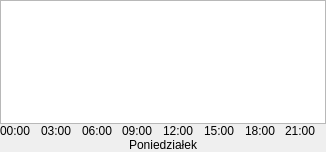
This is ui/pogoda5_1day.ui in wiacekmarcin/js as Qt 5 draws it before an edit. The edited form follows.
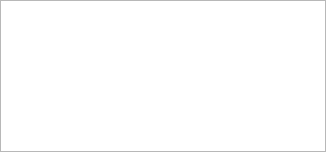
This is the edited form.

Commit message: KOlejne prace nad pogoda widget

Patch:
```diff
--- a/ui/pogoda5_1day.ui
+++ b/ui/pogoda5_1day.ui
@@ -32,117 +32,6 @@
    <item>
     <widget class="QGraphicsView" name="graphicsView"/>
    </item>
-   <item>
-    <widget class="QWidget" name="widget" native="true">
-     <layout class="QGridLayout" name="gridLayout">
-      <property name="leftMargin">
-       <number>0</number>
-      </property>
-      <property name="topMargin">
-       <number>0</number>
-      </property>
-      <property name="rightMargin">
-       <number>0</number>
-      </property>
-      <property name="bottomMargin">
-       <number>0</number>
-      </property>
-      <property name="spacing">
-       <number>0</number>
-      </property>
-      <item row="0" column="0">
-       <widget class="QLabel" name="label">
-        <property name="text">
-         <string>00:00</string>
-        </property>
-        <property name="alignment">
-         <set>Qt::AlignLeading|Qt::AlignLeft|Qt::AlignTop</set>
-        </property>
-       </widget>
-      </item>
-      <item row="0" column="3">
-       <widget class="QLabel" name="label_4">
-        <property name="text">
-         <string>09:00</string>
-        </property>
-        <property name="alignment">
-         <set>Qt::AlignLeading|Qt::AlignLeft|Qt::AlignTop</set>
-        </property>
-       </widget>
-      </item>
-      <item row="0" column="4">
-       <widget class="QLabel" name="label_5">
-        <property name="text">
-         <string>12:00</string>
-        </property>
-        <property name="alignment">
-         <set>Qt::AlignLeading|Qt::AlignLeft|Qt::AlignTop</set>
-        </property>
-       </widget>
-      </item>
-      <item row="0" column="6">
-       <widget class="QLabel" name="label_7">
-        <property name="text">
-         <string>18:00</string>
-        </property>
-        <property name="alignment">
-         <set>Qt::AlignLeading|Qt::AlignLeft|Qt::AlignTop</set>
-        </property>
-       </widget>
-      </item>
-      <item row="0" column="2">
-       <widget class="QLabel" name="label_3">
-        <property name="text">
-         <string>06:00</string>
-        </property>
-        <property name="alignment">
-         <set>Qt::AlignLeading|Qt::AlignLeft|Qt::AlignTop</set>
-        </property>
-       </widget>
-      </item>
-      <item row="0" column="7">
-       <widget class="QLabel" name="label_8">
-        <property name="text">
-         <string>21:00</string>
-        </property>
-        <property name="alignment">
-         <set>Qt::AlignLeading|Qt::AlignLeft|Qt::AlignTop</set>
-        </property>
-       </widget>
-      </item>
-      <item row="0" column="1">
-       <widget class="QLabel" name="label_2">
-        <property name="text">
-         <string>03:00</string>
-        </property>
-        <property name="alignment">
-         <set>Qt::AlignLeading|Qt::AlignLeft|Qt::AlignTop</set>
-        </property>
-       </widget>
-      </item>
-      <item row="0" column="5">
-       <widget class="QLabel" name="label_6">
-        <property name="text">
-         <string>15:00</string>
-        </property>
-        <property name="alignment">
-         <set>Qt::AlignLeading|Qt::AlignLeft|Qt::AlignTop</set>
-        </property>
-       </widget>
-      </item>
-      <item row="1" column="0" colspan="8">
-       <widget class="QLabel" name="dayname">
-        <property name="text">
-         <string>Poniedziałek</string>
-        </property>
-        <property name="alignment">
-         <set>Qt::AlignCenter</set>
-        </property>
-       </widget>
-      </item>
-     </layout>
-    </widget>
-   </item>
   </layout>
  </widget>
  <resources/>
```
The commit also changes 5 other files.
